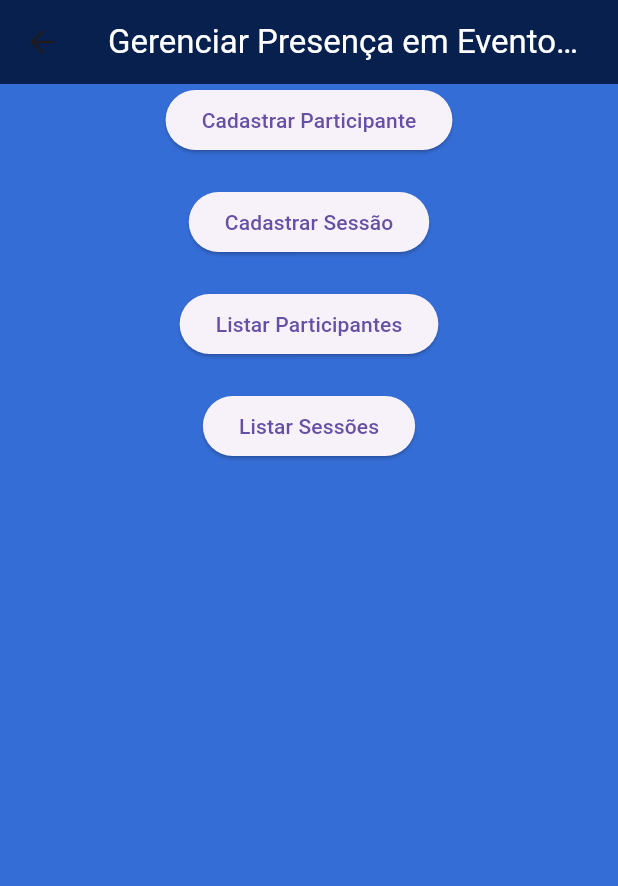
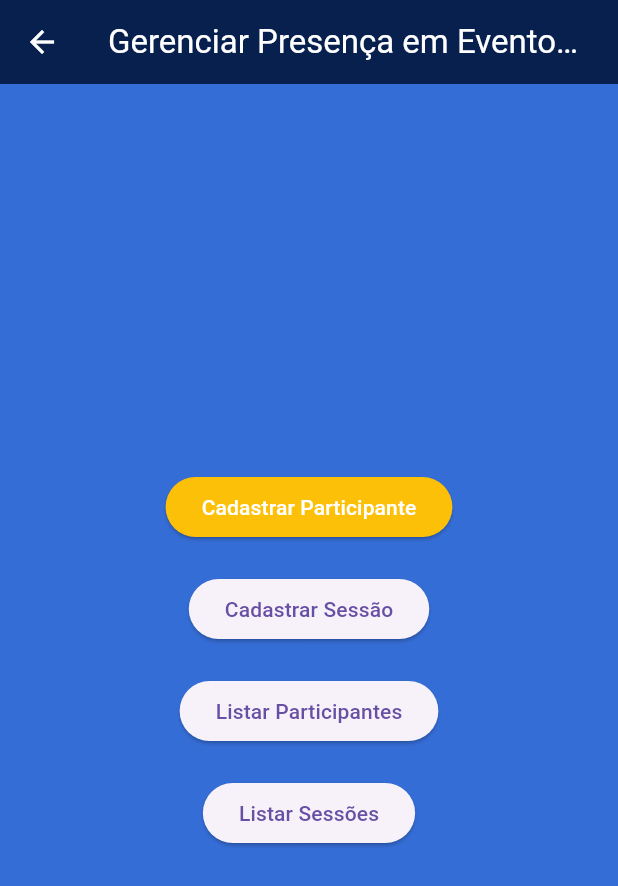
Before and after one commit to Isaq-11/frequency-and-checkin-control, a Flutter app: the screen it shows after launch, after a tap on "Iniciar", on a phone screen of 412 x 824 dp. Shown: the top 886 px of the screen. Run offline on Flutter 3.47's test engine with Material 3 defaults, Android fonts, the phone set to English and light mode, and no system bars.

Commit message:
style: yellow color in 'cadastrar participante' button'

```diff
--- a/lib/frequency_control/screens/cadastro_participante_screen.dart
+++ b/lib/frequency_control/screens/cadastro_participante_screen.dart
@@ -7,9 +7,9 @@ class CadastroParticipanteScreen extends StatelessWidget {
       appBar: AppBar(
         title: Text(
           'Cadastrar Participante',
-          style: TextStyle(color: Colors.white),
         ),
         backgroundColor: const Color.fromARGB(255, 7, 32, 77),
+        foregroundColor: Colors.white,
       ),
     );
   }
--- a/lib/frequency_control/screens/cadastro_sessao_screen.dart
+++ b/lib/frequency_control/screens/cadastro_sessao_screen.dart
@@ -5,8 +5,11 @@ class CadastroSessaoScreen extends StatelessWidget {
   Widget build(BuildContext context) {
     return Scaffold(
       appBar: AppBar(
-        title: Text('Cadastrar Sessão', style: TextStyle(color: Colors.white)),
+        title: Text(
+          'Cadastrar Sessão',
+        ),
         backgroundColor: const Color.fromARGB(255, 7, 32, 77),
+        foregroundColor: Colors.white,
       ),
     );
   }
--- a/lib/frequency_control/screens/inicio_screen.dart
+++ b/lib/frequency_control/screens/inicio_screen.dart
@@ -6,8 +6,11 @@ class InicioScreen extends StatelessWidget {
   Widget build(BuildContext context) {
     return Scaffold(
       appBar: AppBar(
-        title: Text('Bem-Vindo!!', style: TextStyle(color: Colors.white)),
+        title: Text(
+          'Bem-Vindo!!',
+        ),
         backgroundColor: const Color.fromARGB(255, 7, 32, 77),
+        foregroundColor: Colors.white,
       ),
       backgroundColor: const Color.fromARGB(255, 53, 109, 214),
       body: Center(
--- a/lib/frequency_control/screens/listagem_participantes_screen.dart
+++ b/lib/frequency_control/screens/listagem_participantes_screen.dart
@@ -7,9 +7,9 @@ class ListagemParticipantesScreen extends StatelessWidget {
       appBar: AppBar(
         title: Text(
           'Lista de Participantes',
-          style: TextStyle(color: Colors.white),
         ),
         backgroundColor: const Color.fromARGB(255, 7, 32, 77),
+        foregroundColor: Colors.white,
       ),
     );
   }
--- a/lib/frequency_control/screens/listagem_sessoes_screen.dart
+++ b/lib/frequency_control/screens/listagem_sessoes_screen.dart
@@ -1,13 +1,15 @@
 import 'package:flutter/material.dart';
-import 'package:frequency_control/frequency_control/main.dart';
 
 class ListagemSessoesScreen extends StatelessWidget {
   @override
   Widget build(BuildContext context) {
     return Scaffold(
       appBar: AppBar(
-        title: Text('Lista de Sessões', style: TextStyle(color: Colors.white)),
+        title: Text(
+          'Lista de Sessões',
+        ),
         backgroundColor: const Color.fromARGB(255, 7, 32, 77),
+        foregroundColor: Colors.white,
       ),
     );
   }
--- a/lib/frequency_control/screens/principal_teste_screen.dart
+++ b/lib/frequency_control/screens/principal_teste_screen.dart
@@ -8,18 +8,23 @@ class TelaPrincipalTesteScreen extends StatelessWidget {
       appBar: AppBar(
         title: Text(
           'Gerenciar Presença em Eventos Acadêmicos',
-          style: TextStyle(color: Colors.white),
         ),
         backgroundColor: const Color.fromARGB(255, 7, 32, 77),
+        foregroundColor: Colors.white,
       ),
       backgroundColor: const Color.fromARGB(255, 53, 109, 214),
       body: Center(
         child: Column(
+          mainAxisSize: MainAxisSize.min,
           children: [
             ElevatedButton(
               onPressed: () {
                 Navigator.pushNamed(context, Rotas.telaCadastroParticipante);
               },
+              style: ElevatedButton.styleFrom(
+                backgroundColor: const Color.fromARGB(255, 253, 192, 9),
+                foregroundColor: Colors.white,
+              ),
               child: Text('Cadastrar Participante'),
             ),
             SizedBox(height: 20),
```
